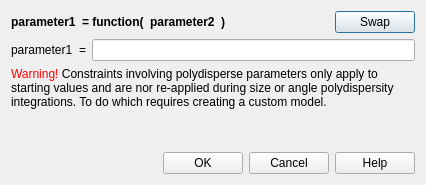
Above: src/sas/qtgui/Perspectives/Fitting/UI/MultiConstraintUI.ui from SasView/sasview before the change. Below: the same form after it.
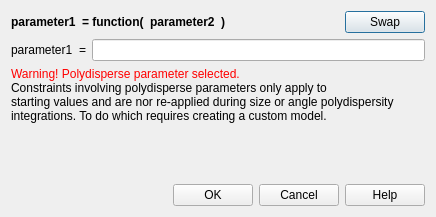
That is the form after the change.

Commit message: Make the warning text the same

```diff
--- a/src/sas/qtgui/Perspectives/Fitting/UI/MultiConstraintUI.ui
+++ b/src/sas/qtgui/Perspectives/Fitting/UI/MultiConstraintUI.ui
@@ -9,8 +9,8 @@
    <rect>
     <x>0</x>
     <y>0</y>
-    <width>426</width>
-    <height>185</height>
+    <width>436</width>
+    <height>217</height>
    </rect>
   </property>
   <property name="sizePolicy">
@@ -120,7 +120,7 @@
    <item row="2" column="0">
     <widget class="QLabel" name="lblWarning">
      <property name="text">
-      <string>&lt;html&gt;&lt;head/&gt;&lt;body&gt;&lt;p&gt;&lt;span style=&quot; color:#ff0000;&quot;&gt;Warning! &lt;/span&gt;Constraints involving polydisperse parameters only apply to&lt;br/&gt;starting values and are nor re-applied during size or angle polydispersity&lt;br/&gt;integrations. To do which requires creating a custom model.&lt;/p&gt;&lt;/body&gt;&lt;/html&gt;</string>
+      <string>&lt;html&gt;&lt;head/&gt;&lt;body&gt;&lt;p&gt;&lt;span style=&quot; color:#ff0000;&quot;&gt;Warning! Polydisperse parameter selected.&lt;br/&gt;&lt;/span&gt;Constraints involving polydisperse parameters only apply to&lt;br/&gt;starting values and are nor re-applied during size or angle polydispersity&lt;br/&gt;integrations. To do which requires creating a custom model.&lt;/p&gt;&lt;/body&gt;&lt;/html&gt;</string>
      </property>
     </widget>
    </item>
```
